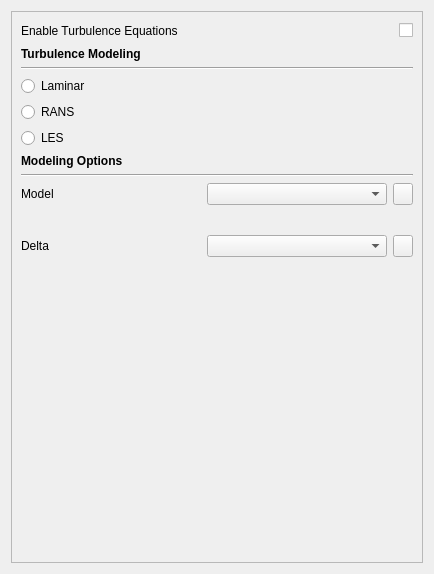
Before: the Qt Designer form GUIDialog/GUICalculateDialog/TurbulenceWidget.ui in eeaapp6/AppFlow-Agent, drawn with Qt 5.
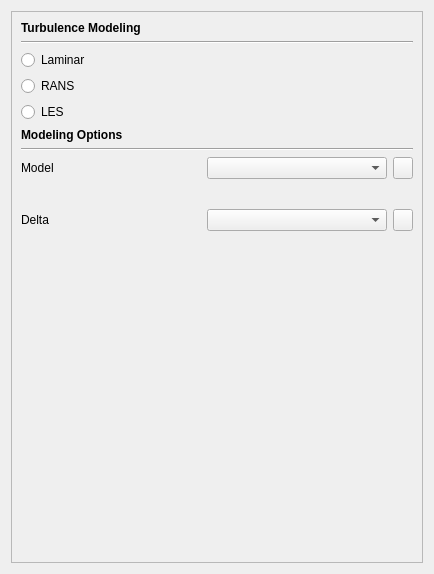
After: the same form once the commit is applied.

Commit message: 1.湍流界面逻辑调整为不判断是否启动湍流修改界面布局 2.求解器参数模版界面布局调整

The edit to the form file:
```diff
--- a/GUIDialog/GUICalculateDialog/TurbulenceWidget.ui
+++ b/GUIDialog/GUICalculateDialog/TurbulenceWidget.ui
@@ -29,125 +29,27 @@
        </rect>
       </property>
       <layout class="QGridLayout" name="gridLayout_7">
-       <item row="0" column="0" colspan="2">
-        <layout class="QHBoxLayout" name="horizontalLayout">
-         <item>
-          <widget class="QLabel" name="label">
-           <property name="text">
-            <string>Enable Turbulence Equations</string>
-           </property>
-          </widget>
-         </item>
-         <item>
-          <spacer name="horizontalSpacer">
-           <property name="orientation">
-            <enum>Qt::Horizontal</enum>
-           </property>
-           <property name="sizeHint" stdset="0">
-            <size>
-             <width>40</width>
-             <height>20</height>
-            </size>
-           </property>
-          </spacer>
-         </item>
-         <item>
-          <widget class="QCheckBox" name="checkBox_Enable">
-           <property name="maximumSize">
-            <size>
-             <width>15</width>
-             <height>16777215</height>
-            </size>
-           </property>
-           <property name="text">
-            <string/>
-           </property>
-          </widget>
-         </item>
-        </layout>
-       </item>
-       <item row="1" column="0">
-        <widget class="QLabel" name="label_2">
-         <property name="font">
-          <font>
-           <family>Arial</family>
-           <weight>75</weight>
-           <bold>true</bold>
-          </font>
-         </property>
-         <property name="text">
-          <string>Turbulence Modeling</string>
-         </property>
-        </widget>
-       </item>
-       <item row="2" column="0" colspan="2">
-        <widget class="Line" name="line">
+       <item row="6" column="0">
+        <spacer name="verticalSpacer">
          <property name="orientation">
-          <enum>Qt::Horizontal</enum>
+          <enum>Qt::Vertical</enum>
          </property>
-        </widget>
+         <property name="sizeHint" stdset="0">
+          <size>
+           <width>20</width>
+           <height>248</height>
+          </size>
+         </property>
+        </spacer>
        </item>
        <item row="3" column="0">
-        <widget class="QRadioButton" name="radioButton_Laminar">
-         <property name="text">
-          <string>Laminar</string>
-         </property>
-        </widget>
-       </item>
-       <item row="3" column="1">
-        <spacer name="horizontalSpacer_2">
-         <property name="orientation">
-          <enum>Qt::Horizontal</enum>
-         </property>
-         <property name="sizeHint" stdset="0">
-          <size>
-           <width>270</width>
-           <height>20</height>
-          </size>
-         </property>
-        </spacer>
-       </item>
-       <item row="4" column="0">
         <widget class="QRadioButton" name="radioButton_RANS">
          <property name="text">
           <string>RANS</string>
          </property>
         </widget>
        </item>
-       <item row="4" column="1">
-        <spacer name="horizontalSpacer_3">
-         <property name="orientation">
-          <enum>Qt::Horizontal</enum>
-         </property>
-         <property name="sizeHint" stdset="0">
-          <size>
-           <width>270</width>
-           <height>20</height>
-          </size>
-         </property>
-        </spacer>
-       </item>
-       <item row="5" column="0">
-        <widget class="QRadioButton" name="radioButton_LES">
-         <property name="text">
-          <string>LES</string>
-         </property>
-        </widget>
-       </item>
-       <item row="5" column="1">
-        <spacer name="horizontalSpacer_4">
-         <property name="orientation">
-          <enum>Qt::Horizontal</enum>
-         </property>
-         <property name="sizeHint" stdset="0">
-          <size>
-           <width>270</width>
-           <height>20</height>
-          </size>
-         </property>
-        </spacer>
-       </item>
-       <item row="6" column="0" colspan="2">
+       <item row="5" column="0" colspan="2">
         <widget class="QWidget" name="widget_sub" native="true">
          <layout class="QGridLayout" name="gridLayout_5">
           <property name="leftMargin">
@@ -300,19 +202,80 @@
          </layout>
         </widget>
        </item>
-       <item row="7" column="0">
-        <spacer name="verticalSpacer">
+       <item row="1" column="0" colspan="2">
+        <widget class="Line" name="line">
          <property name="orientation">
-          <enum>Qt::Vertical</enum>
+          <enum>Qt::Horizontal</enum>
          </property>
+        </widget>
+       </item>
+       <item row="2" column="0">
+        <widget class="QRadioButton" name="radioButton_Laminar">
+         <property name="text">
+          <string>Laminar</string>
+         </property>
+        </widget>
+       </item>
+       <item row="0" column="0">
+        <widget class="QLabel" name="label_2">
+         <property name="font">
+          <font>
+           <family>Arial</family>
+           <weight>75</weight>
+           <bold>true</bold>
+          </font>
+         </property>
+         <property name="text">
+          <string>Turbulence Modeling</string>
+         </property>
+        </widget>
+       </item>
+       <item row="3" column="1">
+        <spacer name="horizontalSpacer_3">
+         <property name="orientation">
+          <enum>Qt::Horizontal</enum>
+         </property>
          <property name="sizeHint" stdset="0">
           <size>
-           <width>20</width>
-           <height>248</height>
+           <width>270</width>
+           <height>20</height>
           </size>
          </property>
         </spacer>
        </item>
+       <item row="4" column="1">
+        <spacer name="horizontalSpacer_4">
+         <property name="orientation">
+          <enum>Qt::Horizontal</enum>
+         </property>
+         <property name="sizeHint" stdset="0">
+          <size>
+           <width>270</width>
+           <height>20</height>
+          </size>
+         </property>
+        </spacer>
+       </item>
+       <item row="2" column="1">
+        <spacer name="horizontalSpacer_2">
+         <property name="orientation">
+          <enum>Qt::Horizontal</enum>
+         </property>
+         <property name="sizeHint" stdset="0">
+          <size>
+           <width>270</width>
+           <height>20</height>
+          </size>
+         </property>
+        </spacer>
+       </item>
+       <item row="4" column="0">
+        <widget class="QRadioButton" name="radioButton_LES">
+         <property name="text">
+          <string>LES</string>
+         </property>
+        </widget>
+       </item>
       </layout>
      </widget>
     </widget>
```
The commit also changes 6 other files.
